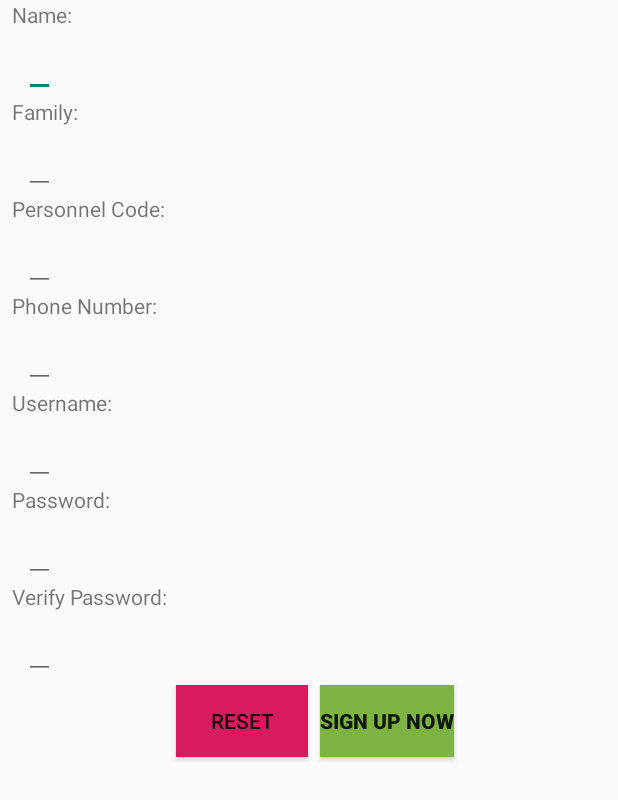
After one commit to Navid-j/project-Manager, an Android app: the SignupActivity screen opened directly, with no data from a screen before it, on a phone screen of 412 x 824 dp. The commit adds this screen. Shown: the top 800 px of the screen. Run offline under Robolectric (Android 15) with nearby library versions, the phone set to English and light mode, and no system bars; libraries missing offline, so code that uses them is left out: com.androidnetworking, com.androidnetworking.common, com.androidnetworking.error, com.androidnetworking.interfaces.

Commit message:
User Authentication

```diff
--- /dev/null
+++ b/app/src/main/java/com/example/projectmanager/Activity/SignupActivity.java
@@ -0,0 +1,102 @@
+package com.example.projectmanager.Activity;
+
+import androidx.appcompat.app.AppCompatActivity;
+
+import android.content.Intent;
+import android.os.Bundle;
+import android.util.Log;
+import android.view.View;
+import android.widget.Button;
+import android.widget.EditText;
+import android.widget.Toast;
+
+import com.androidnetworking.AndroidNetworking;
+import com.androidnetworking.common.Priority;
+import com.androidnetworking.error.ANError;
+import com.androidnetworking.interfaces.JSONObjectRequestListener;
+import com.example.projectmanager.R;
+
+import org.json.JSONException;
+import org.json.JSONObject;
+
+public class SignupActivity extends AppCompatActivity {
+
+    Button signupBtn, resetBtn;
+    EditText edtName, edtFamily, edtPersonnelCode, edtPhoneNumber, edtUsername, edtPassword, edtVerifyPassword;
+
+    @Override
+    protected void onCreate(Bundle savedInstanceState) {
+        super.onCreate(savedInstanceState);
+        setContentView(R.layout.activity_signup);
+
+        signupBtn = findViewById(R.id.btn_signup_register);
+        resetBtn = findViewById(R.id.btn_signup_reset);
+        edtName = findViewById(R.id.edt_signup_name);
+        edtFamily = findViewById(R.id.edt_signup_family);
+        edtPersonnelCode = findViewById(R.id.edt_signup_personnel_code);
+        edtPhoneNumber = findViewById(R.id.edt_signup_phone);
+        edtUsername = findViewById(R.id.edt_signup_username);
+        edtPassword = findViewById(R.id.edt_signup_password);
+        edtVerifyPassword = findViewById(R.id.edt_signup_verify_password);
+
+
+        signupBtn.setOnClickListener(new View.OnClickListener() {
+            @Override
+            public void onClick(View view) {
+                if (edtVerifyPassword.getText().toString().equals(edtPassword.getText().toString())) {
+                    signUpUser(edtVerifyPassword.getText().toString());
+                } else
+                    Toast.makeText(SignupActivity.this, "Passwords Don't Match", Toast.LENGTH_SHORT).show();
+
+            }
+        });
+
+        resetBtn.setOnClickListener(new View.OnClickListener() {
+            @Override
+            public void onClick(View view) {
+                edtName.setText("");
+                edtFamily.setText("");
+                edtPersonnelCode.setText("");
+                edtPhoneNumber.setText("");
+                edtUsername.setText("");
+                edtPassword.setText("");
+                edtVerifyPassword.setText("");
+            }
+        });
+    }
+
+    private void signUpUser(String verifiedPass) {
+        AndroidNetworking.get("http://192.168.1.114/mitra/Register.php?first_name={firstName}&last_name={lastName}" +
+                "&personnel_code={personnelCode}&phone_number={phoneNumber}&level=0&user={userName}&pass={password}")
+                .addPathParameter("firstName", edtName.getText().toString())
+                .addPathParameter("lastName", edtFamily.getText().toString())
+                .addPathParameter("personnelCode", edtPersonnelCode.getText().toString())
+                .addPathParameter("phoneNumber", edtPhoneNumber.getText().toString())
+                .addPathParameter("userName", edtUsername.getText().toString())
+                .addPathParameter("password", verifiedPass)
+                .setTag(this)
+                .setPriority(Priority.HIGH)
+                .build()
+                .getAsJSONObject(new JSONObjectRequestListener() {
+                    @Override
+                    public void onResponse(JSONObject response) {
+                        try {
+                            Toast.makeText(SignupActivity.this, "status:" + response.getString("message"), Toast.LENGTH_SHORT).show();
+                            if (response.getString("success").equals("1")) {
+                                startActivity(new Intent(SignupActivity.this, LoginActivity.class));
+
+                            }
+                        } catch (JSONException e) {
+                            e.printStackTrace();
+                        }
+                    }
+
+                    @Override
+                    public void onError(ANError anError) {
+                        Log.e("loginActivity", "onError: " + anError);
+                        Log.e("loginActivity", "onError: " + anError.getResponse());
+
+                    }
+                });
+    }
+}
--- /dev/null
+++ b/app/src/main/res/layout/activity_signup.xml
@@ -0,0 +1,126 @@
+<?xml version="1.0" encoding="utf-8"?>
+<ScrollView xmlns:android="http://schemas.android.com/apk/res/android"
+    xmlns:app="http://schemas.android.com/apk/res-auto"
+    xmlns:tools="http://schemas.android.com/tools"
+    android:layout_width="match_parent"
+    android:layout_height="match_parent"
+    android:paddingLeft="8dp"
+    tools:context=".Activity.SignupActivity">
+
+    <LinearLayout
+        android:layout_width="match_parent"
+        android:layout_height="wrap_content"
+        android:orientation="vertical">
+
+        <TextView
+            android:layout_width="wrap_content"
+            android:layout_height="wrap_content"
+            android:text="Name: " />
+
+        <EditText
+            android:id="@+id/edt_signup_name"
+            android:layout_width="wrap_content"
+            android:layout_height="wrap_content"
+            android:layout_marginLeft="8dp"
+            android:singleLine="true" />
+
+        <TextView
+            android:layout_width="wrap_content"
+            android:layout_height="wrap_content"
+            android:text="Family: " />
+
+        <EditText
+            android:id="@+id/edt_signup_family"
+            android:layout_width="wrap_content"
+            android:layout_height="wrap_content"
+            android:layout_marginLeft="8dp"
+            android:singleLine="true" />
+
+        <TextView
+            android:layout_width="wrap_content"
+            android:layout_height="wrap_content"
+            android:text="Personnel Code: " />
+
+        <EditText
+            android:id="@+id/edt_signup_personnel_code"
+            android:layout_width="wrap_content"
+            android:layout_height="wrap_content"
+            android:layout_marginLeft="8dp"
+            android:inputType="number"
+            android:singleLine="true" />
+
+        <TextView
+            android:layout_width="wrap_content"
+            android:layout_height="wrap_content"
+            android:text="Phone Number: " />
+
+        <EditText
+            android:id="@+id/edt_signup_phone"
+            android:layout_width="wrap_content"
+            android:layout_height="wrap_content"
+            android:layout_marginLeft="8dp"
+            android:inputType="number"
+            android:singleLine="true" />
+
+        <TextView
+            android:layout_width="wrap_content"
+            android:layout_height="wrap_content"
+            android:text="Username: " />
+
+        <EditText
+            android:id="@+id/edt_signup_username"
+            android:layout_width="wrap_content"
+            android:layout_height="wrap_content"
+            android:layout_marginLeft="8dp"
+            android:singleLine="true" />
+
+        <TextView
+            android:layout_width="wrap_content"
+            android:layout_height="wrap_content"
+            android:text="Password: " />
+
+        <EditText
+            android:id="@+id/edt_signup_password"
+            android:layout_width="wrap_content"
+            android:layout_height="wrap_content"
+            android:layout_marginLeft="8dp"
+            android:singleLine="true" />
+
+        <TextView
+            android:layout_width="wrap_content"
+            android:layout_height="wrap_content"
+            android:text="Verify Password: " />
+
+        <EditText
+            android:id="@+id/edt_signup_verify_password"
+            android:layout_width="wrap_content"
+            android:layout_height="wrap_content"
+            android:layout_marginLeft="8dp"
+            android:singleLine="true" />
+
+        <LinearLayout
+            android:layout_width="wrap_content"
+            android:layout_height="wrap_content"
+            android:layout_gravity="center_horizontal"
+            android:orientation="horizontal">
+
+            <Button
+                android:id="@+id/btn_signup_reset"
+                android:layout_width="wrap_content"
+                android:layout_height="wrap_content"
+                android:layout_margin="4dp"
+                android:background="#D81B60"
+                android:text="Reset"
+                android:textStyle="normal" />
+
+            <Button
+                android:id="@+id/btn_signup_register"
+                android:layout_width="wrap_content"
+                android:layout_height="wrap_content"
+                android:layout_margin="4dp"
+                android:background="#7CB342"
+                android:text="Sign up Now"
+                android:textStyle="bold" />
+        </LinearLayout>
+    </LinearLayout>
+</ScrollView>
--- a/app/src/main/res/values/colors.xml
+++ b/app/src/main/res/values/colors.xml
@@ -6,4 +6,5 @@
     <color name="transparent">#00D81B60</color>
     <color name="transparent2">#3BD1C7C7</color>
     <color name="cardview_background_style_color">#32FF007A</color>
+    <color name="edt_background">#A5A2A2</color>
 </resources>
```
Also changed, not shown: app/src/main/AndroidManifest.xml (+7 -5 lines), app/src/main/java/com/example/projectmanager/Activity/LoginActivity.java (added, +91 -0 lines), app/src/main/res/layout/activity_login.xml (added, +68 -0 lines).
